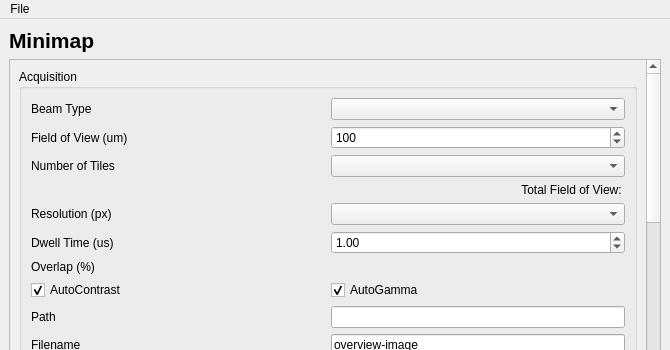
Before: the Qt Designer form fibsem/ui/qtdesigner_files/FibsemMinimapWidget.ui in DeMarcoLab/fibsem, drawn with Qt 5; both pictures show x 0 to 670 and y 0 to 350 of the 670 by 854 pixel window.
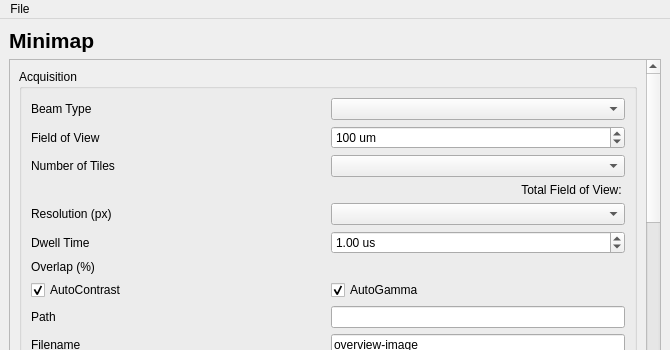
After: the same form once the commit is applied.

Commit message: [fix] minimap displays milling patterns

The edit to the form file:
```diff
--- a/fibsem/ui/qtdesigner_files/FibsemMinimapWidget.ui
+++ b/fibsem/ui/qtdesigner_files/FibsemMinimapWidget.ui
@@ -133,6 +133,9 @@
            </item>
            <item row="1" column="1">
             <widget class="QDoubleSpinBox" name="doubleSpinBox_tile_fov">
+             <property name="suffix">
+              <string> um</string>
+             </property>
              <property name="decimals">
               <number>0</number>
              </property>
@@ -149,6 +152,9 @@
            </item>
            <item row="5" column="1">
             <widget class="QDoubleSpinBox" name="doubleSpinBox_tile_dwell_time">
+             <property name="suffix">
+              <string> us</string>
+             </property>
              <property name="maximum">
               <double>100.000000000000000</double>
              </property>
@@ -177,7 +183,7 @@
            <item row="1" column="0">
             <widget class="QLabel" name="label_tile_fov">
              <property name="text">
-              <string>Field of View (um)</string>
+              <string>Field of View</string>
              </property>
             </widget>
            </item>
@@ -247,7 +253,7 @@
            <item row="5" column="0">
             <widget class="QLabel" name="label_tile_dwell_time">
              <property name="text">
-              <string>Dwell Time (us)</string>
+              <string>Dwell Time</string>
              </property>
             </widget>
            </item>
```
The commit also changes 2 other files.
